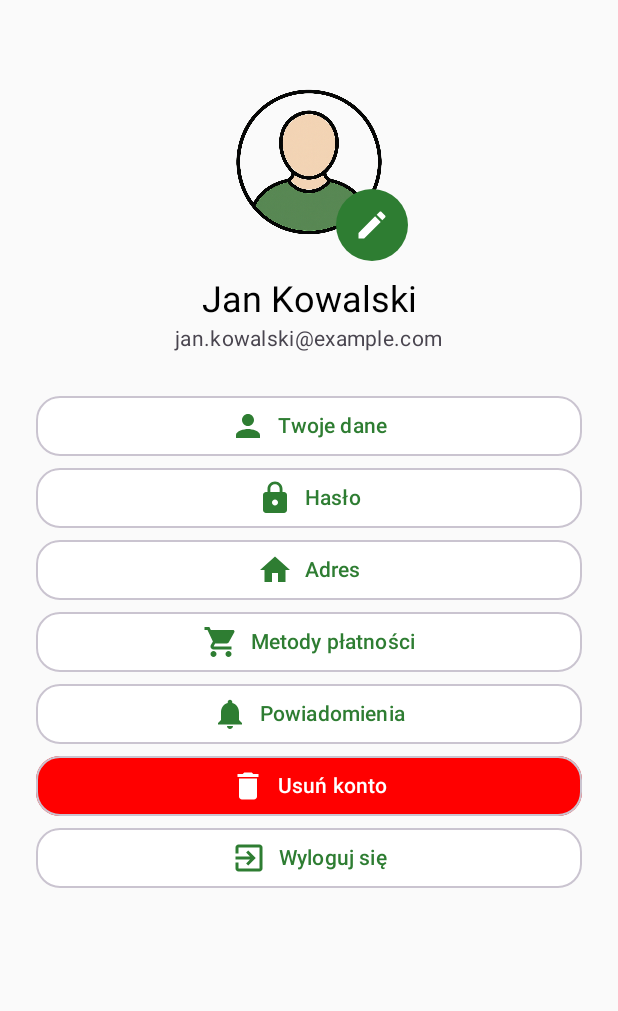
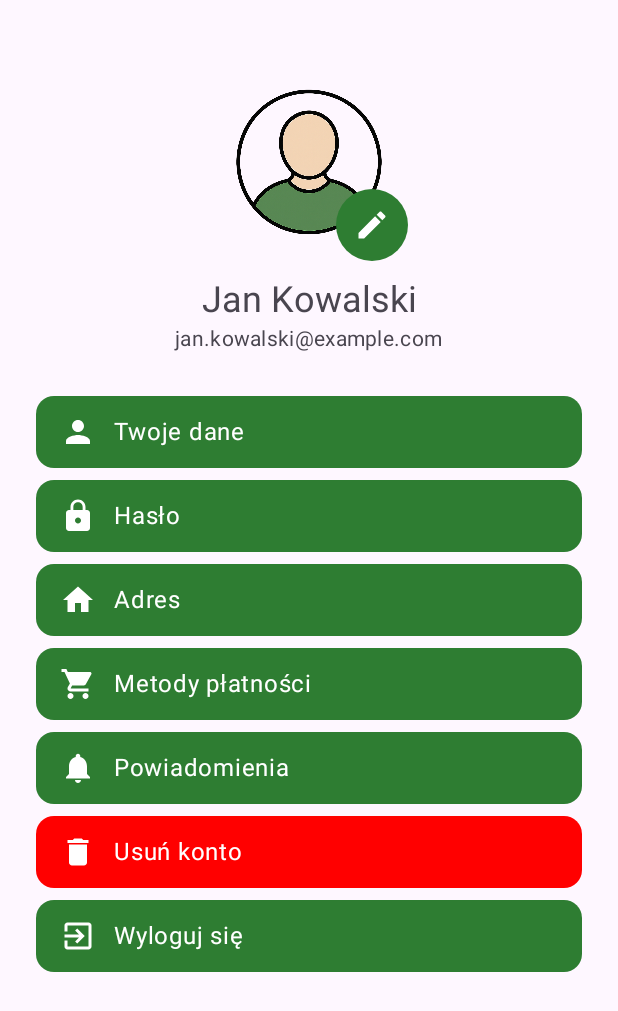
Before and after one commit to Lukiiluki68/Helply, an Android app built with Jetpack Compose: the ProfileScreen screen opened through its navigation route, on a phone screen of 412 x 824 dp. Shown: the top 1011 px of the screen. Run offline under Robolectric (Android 15) with nearby library versions, the phone set to English and light mode, and no system bars; our stand-ins replace Firebase (no records; nobody signed in at launch, a user with empty details on screens opened directly).

Commit message:
Poprawki w HomeScreen i ProfileScreen

```diff
--- a/app/src/main/java/com/example/helplyt/presentation/profile/ProfileScreen.kt
+++ b/app/src/main/java/com/example/helplyt/presentation/profile/ProfileScreen.kt
@@ -50,6 +50,7 @@ fun ProfileScreen(
     Column(
         modifier = Modifier
             .fillMaxSize()
+            .background(MaterialTheme.colorScheme.background)
             .padding(24.dp),
         horizontalAlignment = Alignment.CenterHorizontally
     ) {
@@ -74,46 +75,62 @@ fun ProfileScreen(
                     .size(28.dp)
                     .background(MaterialTheme.colorScheme.primary, CircleShape)
             ) {
-                Icon(imageVector = Icons.Default.Edit, contentDescription = "Zmień zdjęcie", tint = Color.White)
+                Icon(
+                    imageVector = Icons.Default.Edit,
+                    contentDescription = "Zmień zdjęcie",
+                    tint = MaterialTheme.colorScheme.onPrimary
+                )
             }
         }
 
         Spacer(modifier = Modifier.height(16.dp))
-        Text(username, style = MaterialTheme.typography.headlineSmall)
+        Text(username, style = MaterialTheme.typography.headlineSmall, color = MaterialTheme.colorScheme.onSurfaceVariant)
         Text(email, style = MaterialTheme.typography.bodyMedium, color = MaterialTheme.colorScheme.onSurfaceVariant)
         Spacer(modifier = Modifier.height(24.dp))
 
-        ProfileOption(icon = Icons.Default.Person, label = "Twoje dane") {
-            showDataDialog = true
-            // TODO: Połączenie z Firebase
-        }
+        ProfileOption(
+            icon = Icons.Default.Person,
+            label = "Twoje dane",
+            onClick = { showDataDialog = true }
+        )
 
-        ProfileOption(icon = Icons.Default.Lock, label = "Hasło") {
-            // TODO: Zmiana hasła
-        }
 
-        ProfileOption(icon = Icons.Default.Home, label = "Adres") {
-            // TODO: Pokaz adres z ogłoszenia
-        }
+        ProfileOption(
+            icon = Icons.Default.Lock,
+            label = "Hasło",
+            onClick = { /* TODO: Zmiana hasła */ }
+        )
 
-        ProfileOption(icon = Icons.Default.ShoppingCart, label = "Metody płatności") {
-            // TODO: Metody płatności
-        }
+        ProfileOption(
+            icon = Icons.Default.Home,
+            label = "Adres",
+            onClick = { /* TODO: Pokaz adres */ }
+        )
 
-        ProfileOption(icon = Icons.Default.Notifications, label = "Powiadomienia") {
-            // TODO: Powiadomienia
-        }
+        ProfileOption(
+            icon = Icons.Default.ShoppingCart,
+            label = "Metody płatności",
+            onClick = { /* TODO: Metody płatności */ }
+        )
+
+        ProfileOption(
+            icon = Icons.Default.Notifications,
+            label = "Powiadomienia",
+            onClick = { /* TODO: Powiadomienia */ }
+        )
 
         ProfileOption(
             icon = Icons.Default.Delete,
             label = "Usuń konto",
             containerColor = Color.Red,
-            textColor = Color.White
-        ) {
-            // TODO: Usuń konto
-        }
+            contentColor = Color.White,
+            onClick = { /* TODO: Usuń konto */ }
+        )
 
-        ProfileOption(icon = Icons.Default.ExitToApp, label = "Wyloguj się") {
+        ProfileOption(
+            icon = Icons.Default.ExitToApp,
+            label = "Wyloguj się",
+            onClick = {
                 FirebaseAuth.getInstance().signOut()
                 scope.launch {
                     userPrefs.clearCredentials()
@@ -122,6 +139,7 @@ fun ProfileScreen(
                     }
                 }
             }
+        )
     }
 
     if (showDataDialog) {
@@ -148,23 +166,37 @@ fun ProfileScreen(
 fun ProfileOption(
     icon: ImageVector,
     label: String,
-    containerColor: Color = Color.White,
-    textColor: Color = MaterialTheme.colorScheme.primary,
-    onClick: () -> Unit
+    onClick: () -> Unit,
+    containerColor: Color = MaterialTheme.colorScheme.primary,
+    contentColor: Color = MaterialTheme.colorScheme.onPrimary
 ) {
-    OutlinedButton(
+    Card(
         onClick = onClick,
         modifier = Modifier
             .fillMaxWidth()
-            .height(48.dp)
+            .height(56.dp)
             .padding(vertical = 4.dp),
-        shape = RoundedCornerShape(16.dp),
-        colors = ButtonDefaults.buttonColors(
-            containerColor = containerColor,
-            contentColor = textColor
+        shape = MaterialTheme.shapes.medium,
+        colors = CardDefaults.cardColors(containerColor = containerColor)
+    ) {
+        Row(
+            modifier = Modifier
+                .fillMaxSize()
+                .padding(horizontal = 16.dp),
+            verticalAlignment = Alignment.CenterVertically,
+            horizontalArrangement = Arrangement.Start
+        ) {
+            Icon(
+                imageVector = icon,
+                contentDescription = label,
+                tint = contentColor,
+                modifier = Modifier.padding(end = 12.dp)
             )
-    ) {
-        Icon(icon, contentDescription = label, modifier = Modifier.padding(end = 8.dp))
-        Text(label)
+            Text(
+                text = label,
+                color = contentColor,
+                style = MaterialTheme.typography.bodyLarge
+            )
         }
     }
+}
--- a/app/src/main/java/com/example/helplyt/presentation/register/RegisterScreen.kt
+++ b/app/src/main/java/com/example/helplyt/presentation/register/RegisterScreen.kt
@@ -68,7 +68,7 @@ fun RegisterScreen(
             modifier = Modifier.fillMaxWidth()
         )
 
-        Spacer(modifier = Modifier.height(16.dp))
+        Spacer(modifier = Modifier.height(12.dp))
 
         TextField(
             value = confirmPassword,
```
Also changed, not shown: app/src/main/java/com/example/helplyt/presentation/home/HomeScreen.kt (+14 -44 lines). Lines whose indentation alone changed are shown as unchanged.
